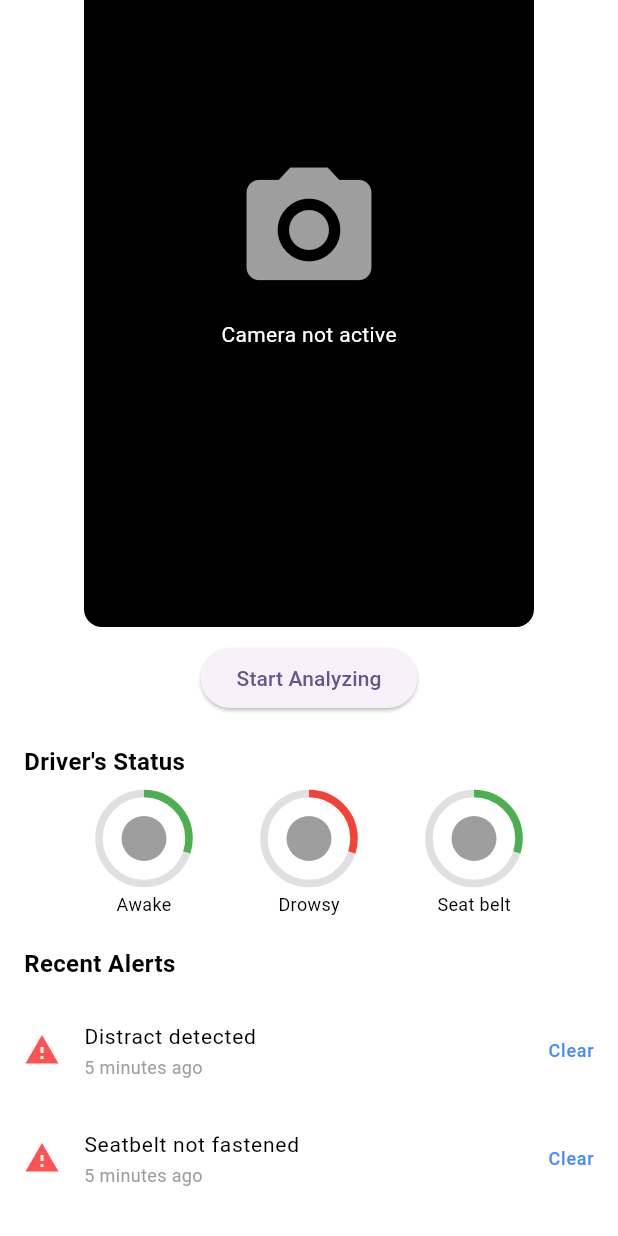
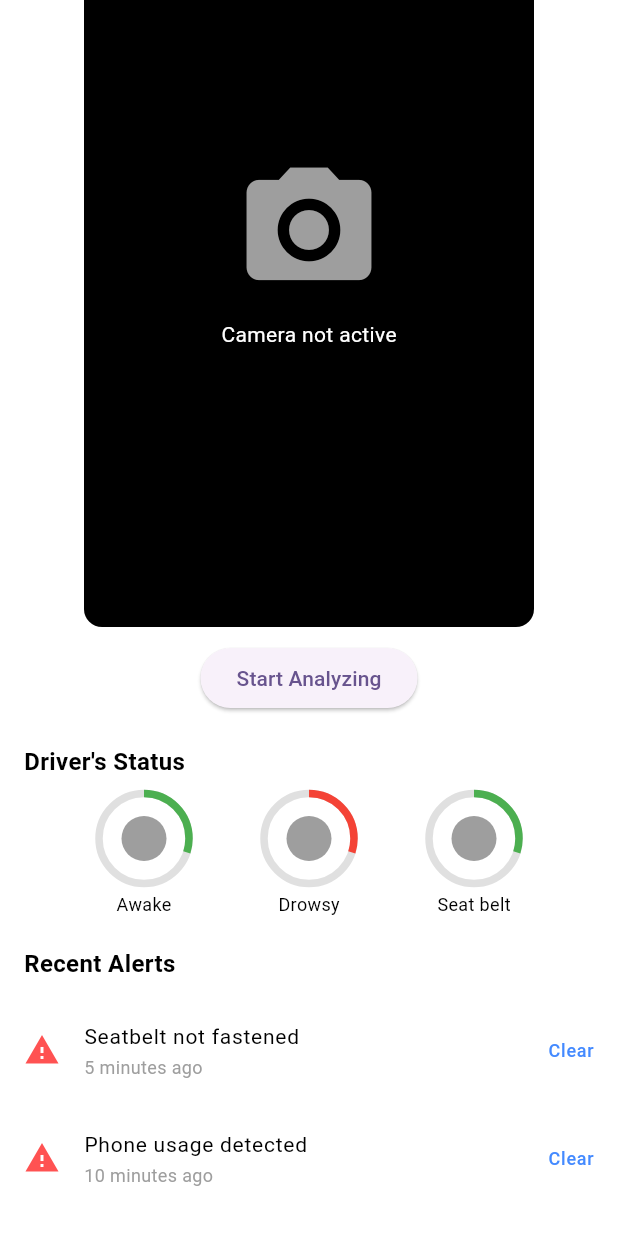
Before and after one commit to M-Umar-Shahid/DriveSense, a Flutter app: the MonitoringPage screen opened directly, scrolled down 199 dp, on a phone screen of 412 x 824 dp. Run offline on Flutter 3.47's test engine with Material 3 defaults, Android fonts, the phone set to English and light mode, and no system bars; our stand-ins replace camera, curved_navigation_bar, firebase_auth, firebase_core, fl_chart, google_maps_flutter and 2 more; accounts and stored records are empty.

Commit message:
Successfully integrated mediapipe

```diff
--- a/lib/pages/monitoring_screen.dart
+++ b/lib/pages/monitoring_screen.dart
@@ -20,10 +20,10 @@ class _MonitoringPageState extends State<MonitoringPage> {
   List<CameraDescription>? _cameras;
   bool _isCameraInitialized = false;
   bool _isAnalyzing = false;
-  List<Map<String, dynamic>> _detections = [];
-  Timer? _timer; // Timer for periodic requests
-  int _consecutiveDrowsyCount = 0; // Track consecutive drowsy detections
-  bool _isDrowsy = false; // Track drowsy state
+  Map<String, dynamic>? _detectionData;
+  Timer? _timer;
+  int _consecutiveDrowsyCount = 0;
+  bool _isDrowsy = false;
 
   @override
   void initState() {
@@ -99,7 +99,7 @@ class _MonitoringPageState extends State<MonitoringPage> {
       _isAnalyzing = true;
     });
 
-    _timer = Timer.periodic(const Duration(milliseconds: 1000), (timer) async {
+    _timer = Timer.periodic(const Duration(milliseconds: 200), (timer) async {
       if (_isAnalyzing) {
         XFile imageFile = await _cameraController!.takePicture();
         await _processCapturedImage(imageFile);
@@ -111,7 +111,9 @@ class _MonitoringPageState extends State<MonitoringPage> {
     _timer?.cancel();
     setState(() {
       _isAnalyzing = false;
-      _detections.clear();
+      _detectionData = null;
+      _consecutiveDrowsyCount = 0;
+      _isDrowsy = false;
     });
   }
 
@@ -129,15 +131,14 @@ class _MonitoringPageState extends State<MonitoringPage> {
         var result = await response.stream.bytesToString();
         var jsonResult = jsonDecode(result);
         setState(() {
-          _detections =
-              List<Map<String, dynamic>>.from(jsonResult['detections']);
-          if (_detections.isNotEmpty && _detections.any((d) => d['class_id'] == 0)) {
+          _detectionData = jsonResult;
+          if (_detectionData!['is_drowsy'] || _detectionData!['is_yawning']) {
             _consecutiveDrowsyCount++;
             if (_consecutiveDrowsyCount >= 5) {
               _isDrowsy = true;
             }
           } else {
-            _consecutiveDrowsyCount = 0; // Reset if no drowsy detection
+            _consecutiveDrowsyCount = 0;
             _isDrowsy = false;
           }
         });
@@ -247,45 +248,54 @@ class _MonitoringPageState extends State<MonitoringPage> {
                           ),
                         ),
                       ),
-                      if (_detections.isNotEmpty)
-                        ..._detections.map((detection) {
-                          const xScale =
-                              300.0 / 480; // Container width / backend width
-                          const yScale =
-                              500.0 / 720; // Container height / backend height
-
-                          final mirroredX1 = 300 -
-                              (detection['x2'].toDouble() *
-                                  xScale); // Flip horizontally
-                          final mirroredWidth =
-                              (detection['x2'] - detection['x1']).toDouble() *
-                                  xScale;
-
-                          return Positioned(
-                            left: mirroredX1
-                                .toDouble(), // Convert to double explicitly
-                            top: detection['y1'].toDouble() * yScale,
-                            width: mirroredWidth,
-                            height:
-                                (detection['y2'] - detection['y1']).toDouble() *
-                                    yScale,
+                      if (_detectionData != null)
+                        CustomPaint(
+                          painter: FaceOverlayPainter(
+                            faceCircle: _detectionData!['face_circle'],
+                            leftEyeCircle: _detectionData!['left_eye_circle'],
+                            rightEyeCircle: _detectionData!['right_eye_circle'],
+                            axes: _detectionData!['axes'],
+                            containerWidth: 300.0,
+                            containerHeight: 500.0,
+                            imageWidth: _cameraController!.value.previewSize!.height,
+                            imageHeight: _cameraController!.value.previewSize!.width,
+                          ),
                           child: Container(
-                              decoration: BoxDecoration(
-                                border: Border.all(color: Colors.red, width: 2),
+                            height: 500.0,
+                            width: 300.0,
                           ),
-                              child: Text(
-                                'Class: ${detection['class_id']}, Confidence: ${detection['confidence'].toStringAsFixed(2)}',
+                        ),
+                      if (_detectionData != null)
+                        Positioned(
+                          top: 10,
+                          left: 10,
+                          child: Container(
+                            padding: const EdgeInsets.all(8.0),
+                            color: Colors.black.withOpacity(0.6),
+                            child: Column(
+                              crossAxisAlignment: CrossAxisAlignment.start,
+                              children: [
+                                Text(
+                                  'Eye Openness: ${_detectionData!['eye_openness'].toStringAsFixed(2)}',
                                   style: const TextStyle(
-                                  color: Colors.red,
-                                  backgroundColor: Colors.white,
+                                    color: Colors.white,
+                                    fontSize: 12.0,
+                                  ),
+                                ),
+                                Text(
+                                  'Mouth Openness: ${_detectionData!['mouth_openness'].toStringAsFixed(2)}',
+                                  style: const TextStyle(
+                                    color: Colors.white,
+                                    fontSize: 12.0,
+                                  ),
+                                ),
+                              ],
                             ),
                           ),
                         ),
-                          );
-                        }),
                       if (_isDrowsy)
                         Positioned(
-                          top: 10,
+                          top: 50,
                           left: 10,
                           child: Container(
                             padding: const EdgeInsets.all(8.0),
@@ -346,7 +356,10 @@ class _MonitoringPageState extends State<MonitoringPage> {
                   shrinkWrap: true,
                   physics: const NeverScrollableScrollPhysics(),
                   children: [
-                    _alertTile('Distract detected', '5 minutes ago'),
+                    if (_detectionData != null && _detectionData!['is_drowsy'])
+                      _alertTile('Drowsy detected', 'Just now'),
+                    if (_detectionData != null && _detectionData!['is_yawning'])
+                      _alertTile('Yawning detected', 'Just now'),
                     _alertTile('Seatbelt not fastened', '5 minutes ago'),
                     _alertTile('Phone usage detected', '10 minutes ago'),
                   ],
@@ -363,10 +376,11 @@ class _MonitoringPageState extends State<MonitoringPage> {
     bool isActive = false;
     if (label == 'Drowsy' && _isDrowsy) {
       isActive = true;
-    } else if (label == 'Awake' && !_isDrowsy && _detections.isNotEmpty && !_detections.any((d) => d['class_id'] == 0)) {
+    } else if (label == 'Awake' && !_isDrowsy && _detectionData != null) {
       isActive = true;
-    } else if (label == 'Seat belt' && _detections.isNotEmpty && _detections.any((d) => d['class_id'] == 2)) { // Adjust class_id for seat belt
-      isActive = true;
+    } else if (label == 'Seat belt') {
+      // Placeholder for seatbelt detection (not implemented in this example)
+      isActive = false;
     }
 
     return Column(
@@ -439,6 +453,106 @@ class _MonitoringPageState extends State<MonitoringPage> {
   }
 }
 
+// Custom painter to draw face circle, eye circles, and axes
+class FaceOverlayPainter extends CustomPainter {
+  final Map<String, dynamic> faceCircle;
+  final Map<String, dynamic> leftEyeCircle;
+  final Map<String, dynamic> rightEyeCircle;
+  final Map<String, dynamic> axes;
+  final double containerWidth;
+  final double containerHeight;
+  final double imageWidth;
+  final double imageHeight;
+
+  FaceOverlayPainter({
+    required this.faceCircle,
+    required this.leftEyeCircle,
+    required this.rightEyeCircle,
+    required this.axes,
+    required this.containerWidth,
+    required this.containerHeight,
+    required this.imageWidth,
+    required this.imageHeight,
+  });
+
+  @override
+  void paint(Canvas canvas, Size size) {
+    final xScale = containerWidth / imageWidth;
+    final yScale = containerHeight / imageHeight;
+
+    // Draw face circle
+    final faceCenter = Offset(
+      containerWidth - (faceCircle['center'][0] * xScale), // Mirror horizontally
+      faceCircle['center'][1] * yScale,
+    );
+    final faceRadius = faceCircle['radius'] * xScale;
+    final facePaint = Paint()
+      ..color = Colors.green
+      ..style = PaintingStyle.stroke
+      ..strokeWidth = 2.0;
+    canvas.drawCircle(faceCenter, faceRadius, facePaint);
+
+    // Draw left eye circle
+    final leftEyeCenter = Offset(
+      containerWidth - (leftEyeCircle['center'][0] * xScale), // Mirror
+      leftEyeCircle['center'][1] * yScale,
+    );
+    final leftEyeRadius = leftEyeCircle['radius'] * xScale;
+    final eyePaint = Paint()
+      ..color = Colors.yellow
+      ..style = PaintingStyle.stroke
+      ..strokeWidth = 2.0;
+    canvas.drawCircle(leftEyeCenter, leftEyeRadius, eyePaint);
+
+    // Draw right eye circle
+    final rightEyeCenter = Offset(
+      containerWidth - (rightEyeCircle['center'][0] * xScale), // Mirror
+      rightEyeCircle['center'][1] * yScale,
+    );
+    final rightEyeRadius = rightEyeCircle['radius'] * xScale;
+    canvas.drawCircle(rightEyeCenter, rightEyeRadius, eyePaint);
+
+    // Draw axes
+    final noseTip = Offset(
+      containerWidth - (axes['x_axis'][0][0] * xScale), // Mirror
+      axes['x_axis'][0][1] * yScale,
+    );
+
+    // X-axis (red)
+    final xEnd = Offset(
+      containerWidth - (axes['x_axis'][1][0] * xScale), // Mirror
+      axes['x_axis'][1][1] * yScale,
+    );
+    final xPaint = Paint()
+      ..color = Colors.red
+      ..strokeWidth = 2.0;
+    canvas.drawLine(noseTip, xEnd, xPaint);
+
+    // Y-axis (green)
+    final yEnd = Offset(
+      containerWidth - (axes['y_axis'][1][0] * xScale), // Mirror
+      axes['y_axis'][1][1] * yScale,
+    );
+    final yPaint = Paint()
+      ..color = Colors.green
+      ..strokeWidth = 2.0;
+    canvas.drawLine(noseTip, yEnd, yPaint);
+
+    // Z-axis (blue)
+    final zEnd = Offset(
+      containerWidth - (axes['z_axis'][1][0] * xScale), // Mirror
+      axes['z_axis'][1][1] * yScale,
+    );
+    final zPaint = Paint()
+      ..color = Colors.blue
+      ..strokeWidth = 2.0;
+    canvas.drawLine(noseTip, zEnd, zPaint);
+  }
+
+  @override
+  bool shouldRepaint(covariant CustomPainter oldDelegate) => true;
+}
+
 void main() => runApp(const MaterialApp(
   home: MonitoringPage(),
 ));
```
Lines whose indentation alone changed are shown as unchanged.
